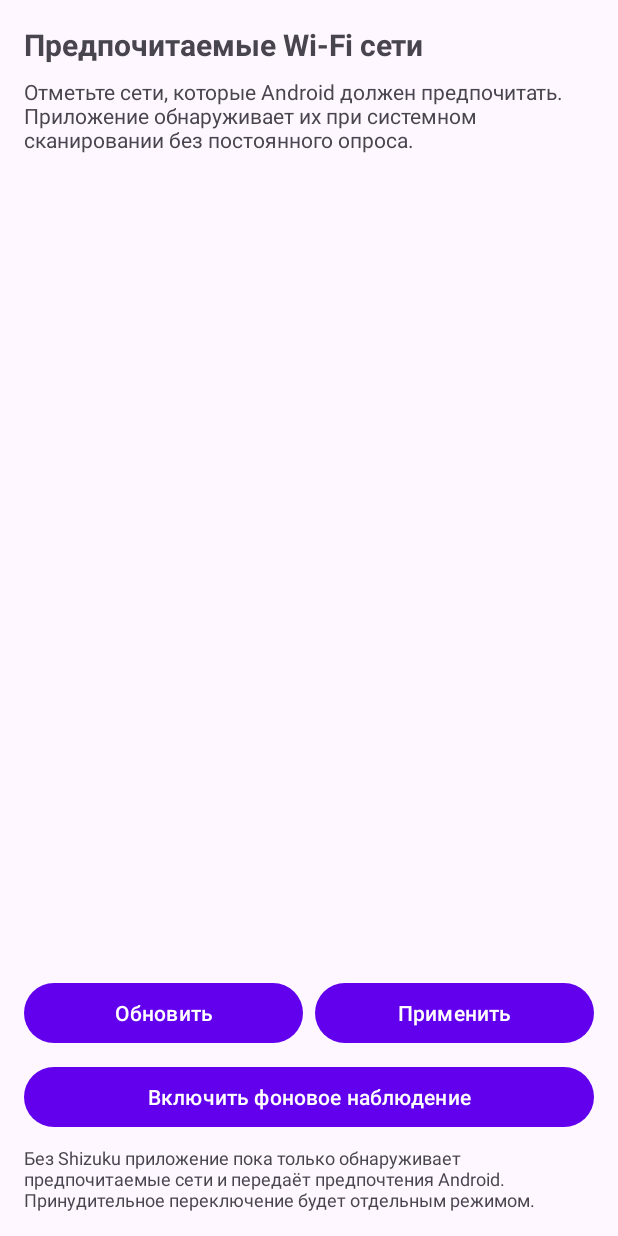
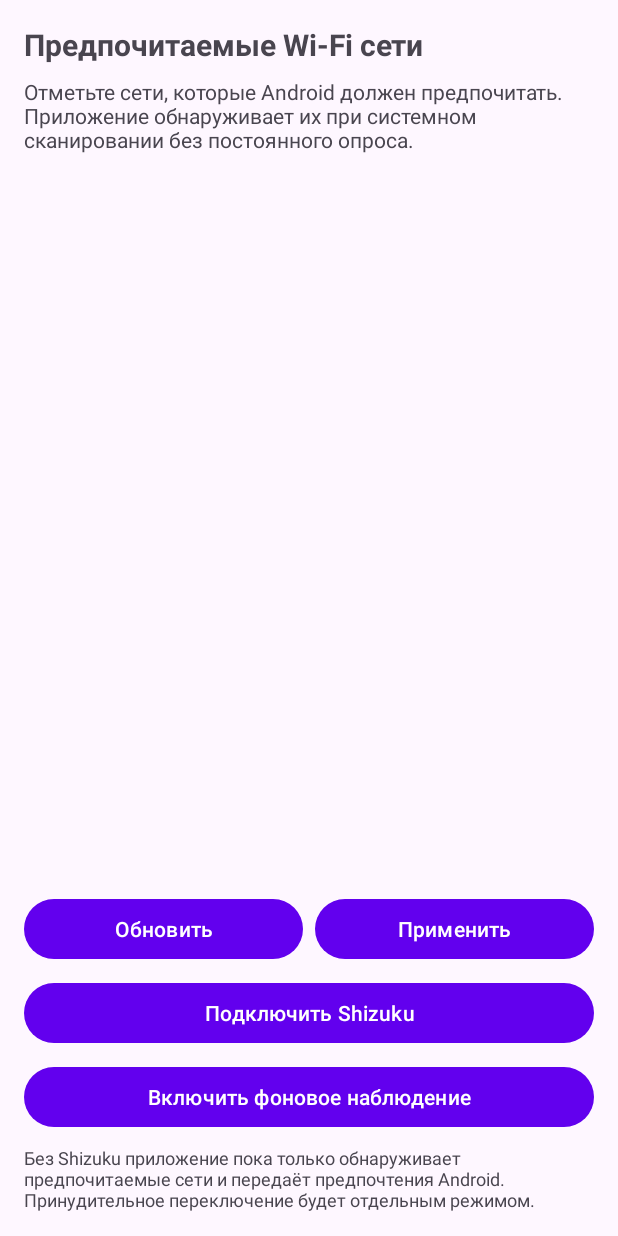
Before and after one commit to AngelCry/preferred-wifi, an Android app: the layout activity_main.xml on its own in the app's theme, with its tools: preview values and no code run, on a phone screen of 412 x 824 dp. Run offline under Robolectric (Android 15) with nearby library versions, the phone set to English and light mode, and no system bars.

Commit message:
Add the missing Shizuku button to the main screen

```diff
--- a/app/src/main/res/layout/activity_main.xml
+++ b/app/src/main/res/layout/activity_main.xml
@@ -7,6 +7,7 @@
         <com.google.android.material.button.MaterialButton android:id="@+id/btnRefresh" android:layout_width="0dp" android:layout_height="wrap_content" android:layout_weight="1" android:text="Обновить" android:layout_marginEnd="8dp" />
         <com.google.android.material.button.MaterialButton android:id="@+id/btnApply" android:layout_width="0dp" android:layout_height="wrap_content" android:layout_weight="1" android:text="Применить" />
     </LinearLayout>
+    <com.google.android.material.button.MaterialButton android:id="@+id/btnShizuku" android:layout_width="match_parent" android:layout_height="wrap_content" android:layout_marginTop="8dp" android:text="Подключить Shizuku" />
     <com.google.android.material.button.MaterialButton android:id="@+id/btnMonitor" android:layout_width="match_parent" android:layout_height="wrap_content" android:layout_marginTop="8dp" android:text="Включить фоновое наблюдение" />
     <TextView android:layout_width="match_parent" android:layout_height="wrap_content" android:text="Без Shizuku приложение пока только обнаруживает предпочитаемые сети и передаёт предпочтения Android. Принудительное переключение будет отдельным режимом." android:textSize="12sp" android:paddingTop="8dp" />
 </LinearLayout>
```
